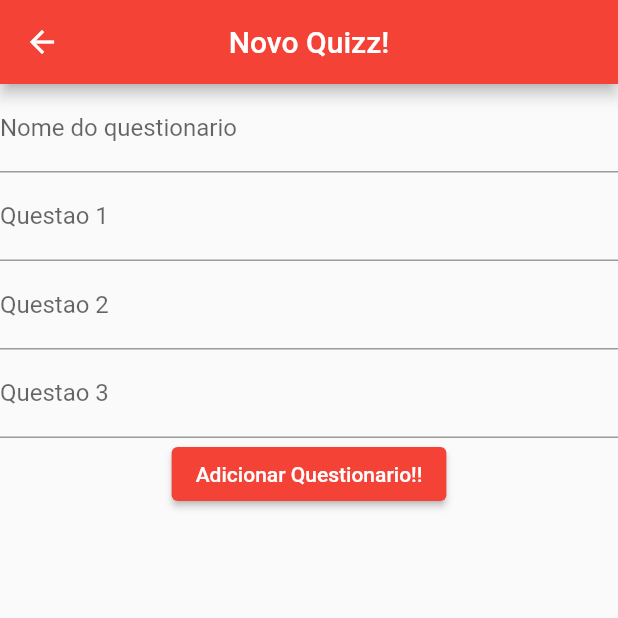
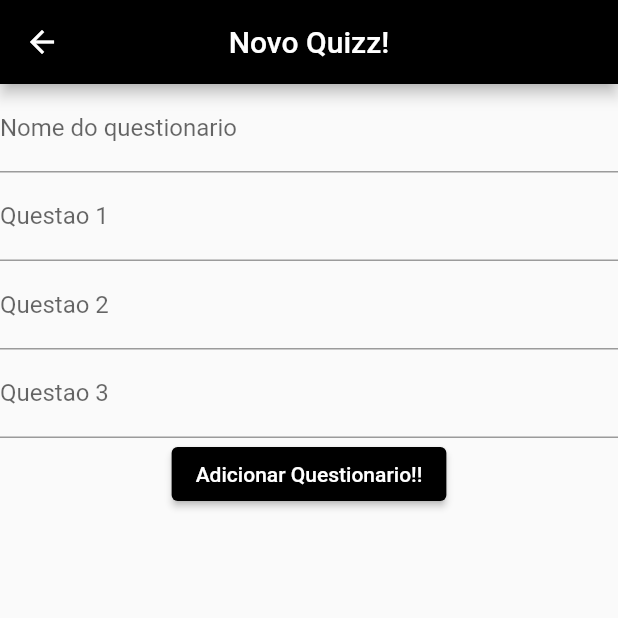
Before and after one commit to vinihzets/popquizz, a Flutter app: the AddQuizPage screen opened directly, on a phone screen of 412 x 824 dp, the top half of it. Run offline on Flutter 3.47's test engine with Material 2 defaults, Android fonts, the light colour scheme and no system bars.

Commit message:
alteration basic in the codig

```diff
--- a/lib/pages/add_quizpage.dart
+++ b/lib/pages/add_quizpage.dart
@@ -1,5 +1,6 @@
 import 'package:flutter/material.dart';
 import 'package:flutter/services.dart';
+import 'package:popquizz/pages/home_page.dart';
 // import 'package:popquizz/models/question_model.dart';
 // import 'package:popquizz/pages/home_page.dart';
 // import 'package:popquizz/repositories/question_repository.dart';
@@ -12,16 +13,12 @@ class AddQuizPage extends StatefulWidget {
 }
 
 class _AddQuizPageState extends State<AddQuizPage> {
-  TextEditingController question1Controller = TextEditingController();
-  TextEditingController question2Controller = TextEditingController();
-  TextEditingController question3Controller = TextEditingController();
-
   @override
   Widget build(BuildContext context) {
     return Scaffold(
       appBar: AppBar(
         title: const Text('Novo Quizz!'),
-        backgroundColor: Colors.red,
+        backgroundColor: Colors.black,
         centerTitle: true,
       ),
       body: SingleChildScrollView(
@@ -32,11 +29,14 @@ class _AddQuizPageState extends State<AddQuizPage> {
             _buildQuestion2(),
             _buildQuestion3(),
             ElevatedButton(
-              onPressed: () => setState(() {}),
+              onPressed: () => setState(() {
+                Navigator.of(context)
+                    .push(MaterialPageRoute(builder: (context) => HomePage()));
+              }),
               child: const Text('Adicionar Questionario!!'),
               style: ButtonStyle(
                   backgroundColor:
-                      MaterialStateProperty.all<Color>(Colors.red)),
+                      MaterialStateProperty.all<Color>(Colors.black)),
             ),
           ],
         ),
```
